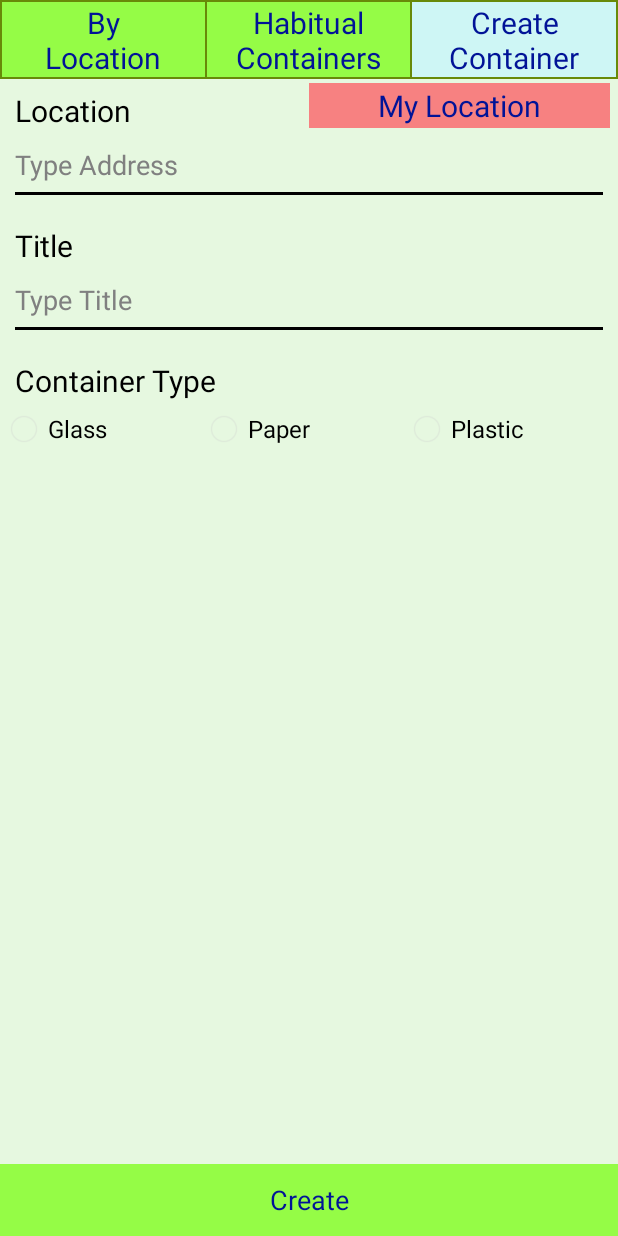
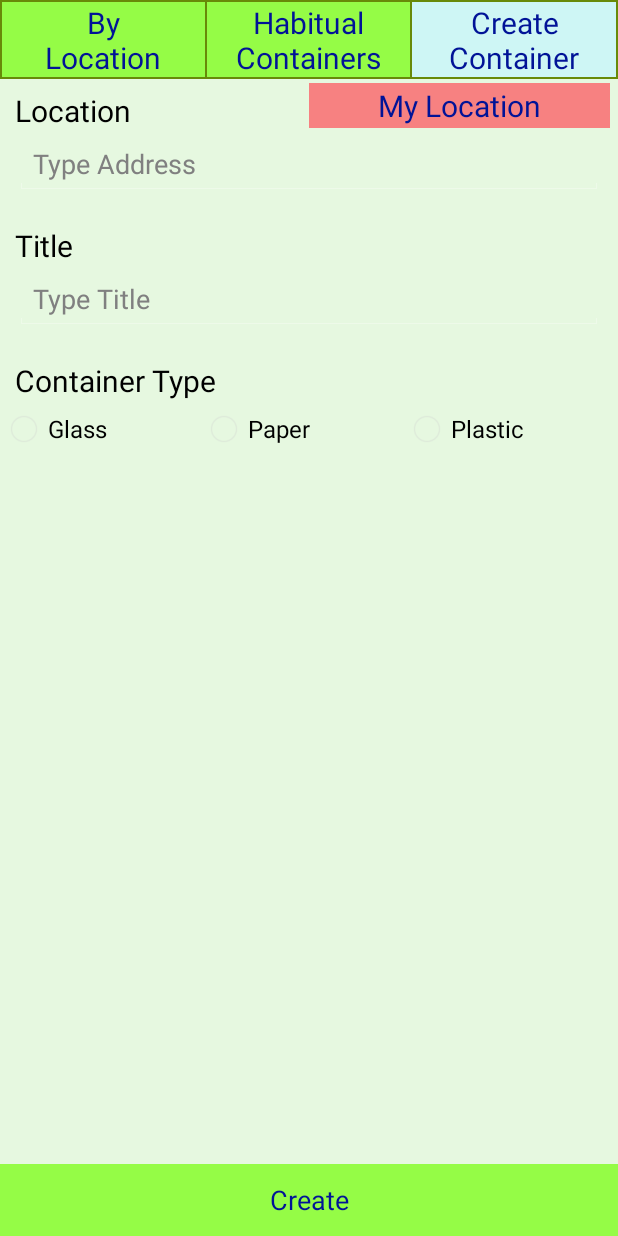
Before and after one commit to diego-mezquita/treelife, an Android app: the RecycleInMenuCreateContainerActivity screen opened directly, with no data from a screen before it, on a phone screen of 412 x 824 dp. Run offline under Robolectric (Android 15) with nearby library versions, the phone set to English and light mode, and no system bars.

Commit message:
style EditText && define imputText type

```diff
--- a/app/src/main/res/layout/activity_recycle_in_menu.xml
+++ b/app/src/main/res/layout/activity_recycle_in_menu.xml
@@ -151,9 +151,9 @@
             android:layout_height="40dp"
             android:layout_weight="1"
             android:hint="@string/feedback_address_recycle_in_menu"
-            android:background="@drawable/edit_text_bottom_border"
             android:layout_marginLeft="10dp"
             android:layout_marginRight="10dp"
+            android:inputType="text"
             android:singleLine="false"
             android:textAlignment="inherit"
             android:textColor="#000000" />
--- a/app/src/main/res/layout/activity_recycle_in_menu_create_container.xml
+++ b/app/src/main/res/layout/activity_recycle_in_menu_create_container.xml
@@ -155,10 +155,10 @@
             android:layout_height="40dp"
             android:layout_weight="1"
             android:hint="@string/feedback_address_container_creation"
-            android:background="@drawable/edit_text_bottom_border"
             android:layout_marginLeft="10dp"
             android:layout_marginRight="10dp"
             android:singleLine="false"
+            android:inputType="text"
             android:textAlignment="inherit"
             android:textColor="#000000"/>
     </LinearLayout>
@@ -208,9 +208,9 @@
             android:layout_height="40dp"
             android:layout_weight="1"
             android:hint="@string/feedback_title_container_creation"
-            android:background="@drawable/edit_text_bottom_border"
             android:layout_marginLeft="10dp"
             android:layout_marginRight="10dp"
+            android:inputType="text"
             android:singleLine="false"
             android:textAlignment="inherit"
             android:textColor="#000000"/>
```
